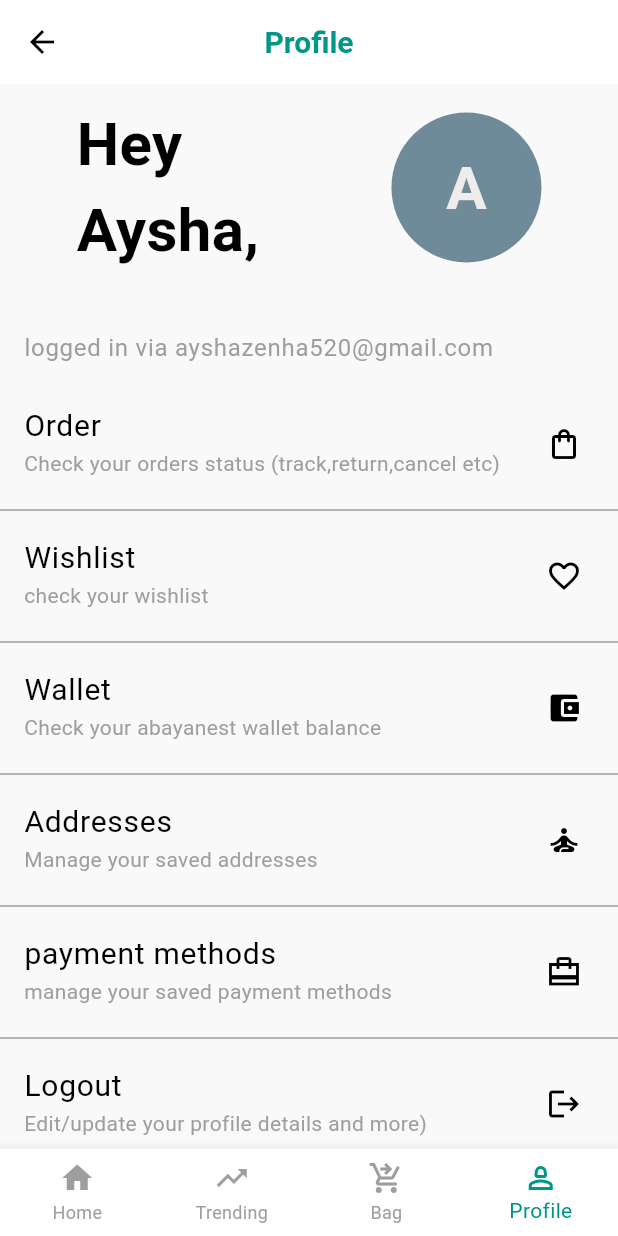
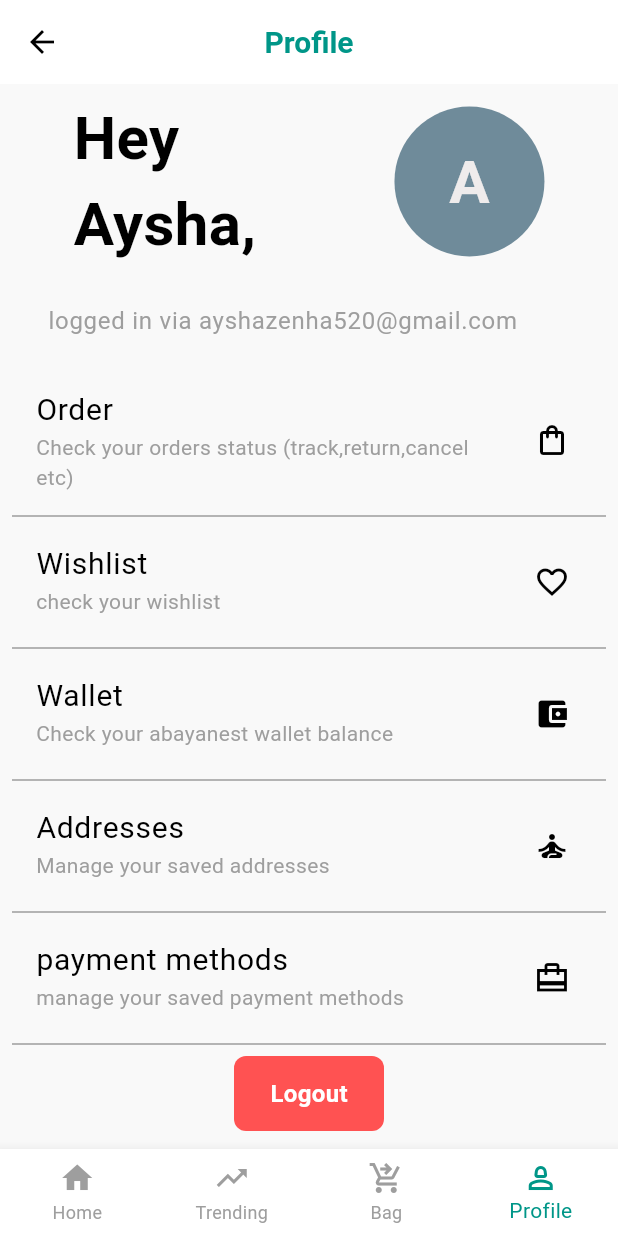
Before and after one commit to ayshzenha/frame_flow, a Flutter app: the screen it shows after launch, item 4 of the bottom bar chosen, on a phone screen of 412 x 824 dp. Run offline on Flutter 3.47's test engine with Material 3 defaults, Android fonts, the phone set to English and light mode, and no system bars; our stand-ins replace carousel_slider.

Commit message:
logout created

```diff
--- a/lib/modules/profile/view/profile_page.dart
+++ b/lib/modules/profile/view/profile_page.dart
@@ -7,11 +7,11 @@ class ProfilePage extends StatelessWidget {
   @override
   Widget build(BuildContext context) {
     return Scaffold(
-      body: Column(
+      body: Padding(
+        padding: const EdgeInsets.all(8.0),
+        child: ListView(
           children: [
-          Padding(
-            padding: const EdgeInsets.all(12.0),
-            child: Row(
+            Row(
               mainAxisAlignment: MainAxisAlignment.spaceAround,
               children: [
                 Text(
@@ -36,51 +36,78 @@ class ProfilePage extends StatelessWidget {
                 ),
               ],
             ),
-          ),
-          SizedBox(height: 10),
-          ListTile(
+
+            Padding(
+              padding: const EdgeInsets.all(8.0),
+              child: ListTile(
                 title: Text(
                   "logged in via ayshazenha520@gmail.com",
                   style: TextStyle(color: Colors.grey),
                 ),
               ),
+            ),
 
             profileList(
               firstTitle: "Order",
-            secondTitle: "Check your orders status (track,return,cancel etc) ",
+              secondTitle:
+                  "Check your orders status (track,return,cancel etc) ",
               listIcon: Icon(Icons.shopping_bag_outlined),
+              clr: Colors.black,
             ),
             lineDivider,
             profileList(
               firstTitle: "Wishlist",
               secondTitle: "check your wishlist  ",
               listIcon: Icon(Icons.favorite_outline_sharp),
+              clr: Colors.black,
             ),
             lineDivider,
             profileList(
               firstTitle: "Wallet",
               secondTitle: "Check your abayanest wallet balance ",
               listIcon: Icon(Icons.account_balance_wallet),
+              clr: Colors.black,
             ),
             lineDivider,
             profileList(
               firstTitle: "Addresses",
               secondTitle: "Manage your saved addresses",
               listIcon: Icon(Icons.self_improvement),
+              clr: Colors.black,
             ),
             lineDivider,
             profileList(
               firstTitle: "payment methods",
               secondTitle: "manage your saved payment methods ",
               listIcon: Icon(Icons.wallet_travel_sharp),
+              clr: Colors.black,
             ),
             lineDivider,
-          profileList(
-            firstTitle: "Logout",
-            secondTitle: "Edit/update your profile details and more) ",
-            listIcon: Icon(Icons.logout),
+            Column(
+              children: [
+                Container(
+                  height: 50,
+                  width: 100,
+
+                  decoration: BoxDecoration(
+                    color: Colors.redAccent,
+                    borderRadius: BorderRadius.circular(8),
+                  ),
+                  child: Center(
+                    child: Text(
+                      "Logout",
+                      style: TextStyle(
+                        color: Colors.white,
+                        fontSize: 16,
+                        fontWeight: FontWeight.w700,
+                      ),
+                    ),
+                  ),
                 ),
               ],
+            ),
+          ],
+        ),
       ),
     );
   }
@@ -90,10 +117,11 @@ Widget profileList({
   required String firstTitle,
   required String secondTitle,
   required Icon listIcon,
+  required Color clr,
 }) {
   return ListTile(
     trailing: listIcon,
-    title: Text(firstTitle, style: TextStyle(fontSize: 20)),
+    title: Text(firstTitle, style: TextStyle(fontSize: 20, color: clr)),
     subtitle: Text(secondTitle, style: TextStyle(color: Colors.grey)),
   );
 }
```
Lines whose indentation alone changed are shown as unchanged.
